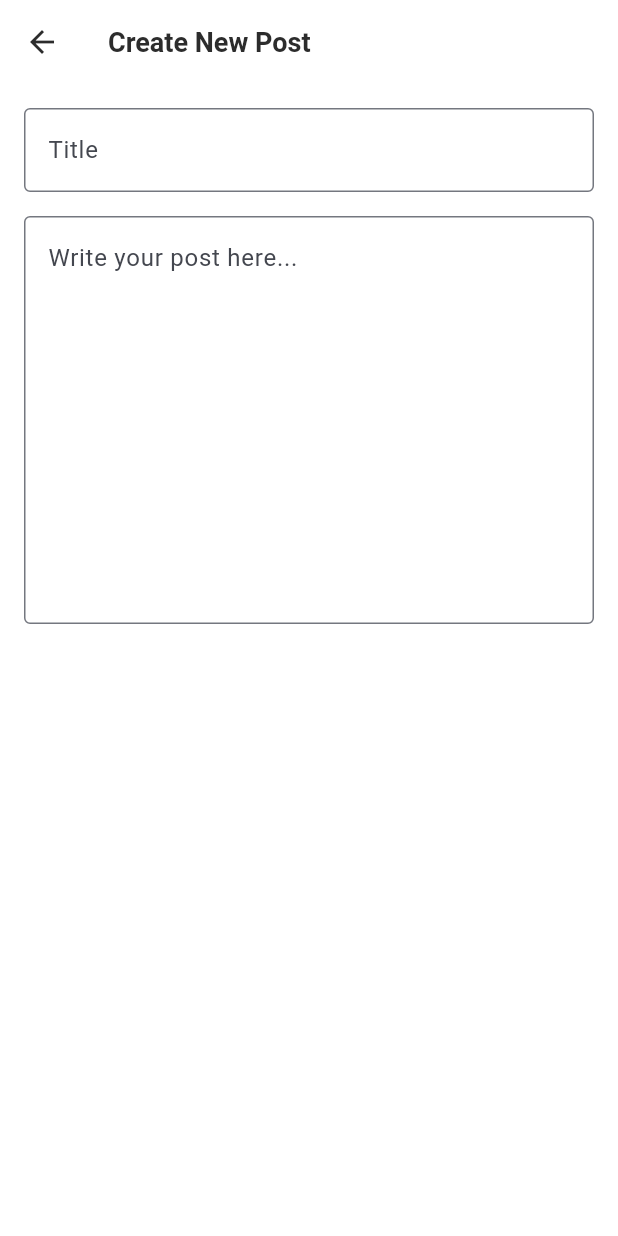
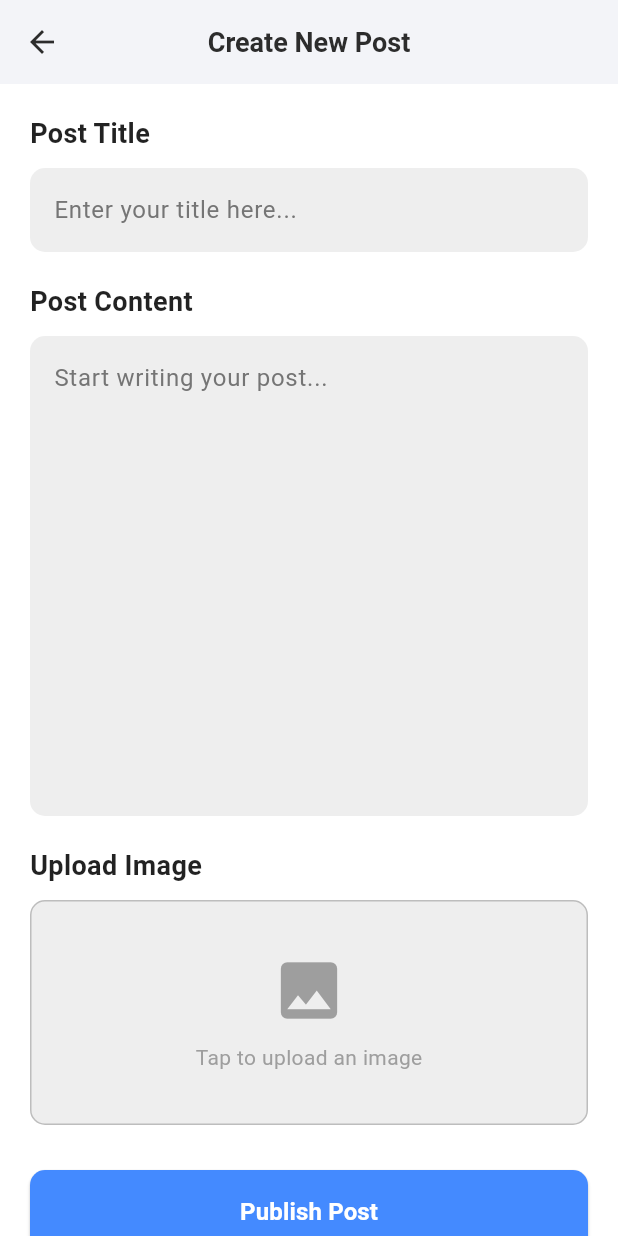
Before and after one commit to KelvinOvO/COMP3330-Cookpilot, a Flutter app: the PostBlogPage screen opened directly, on a phone screen of 412 x 824 dp. Run offline on Flutter 3.47's test engine with Material 3 defaults, Android fonts, the phone set to English and light mode, and no system bars; our stand-ins replace built_collection, built_value, cached_network_image, dio, flutter_cache_manager, flutter_dotenv and 2 more; missing offline and left inert: app_controller_client; network calls fail.

Commit message:
post_blog

```diff
--- a/lib/pages/post_blog.dart
+++ b/lib/pages/post_blog.dart
@@ -1,5 +1,6 @@
 // lib/pages/post_blog.dart
 import 'package:flutter/material.dart';
+
 class PostBlogPage extends StatelessWidget {
   const PostBlogPage({super.key});
 
@@ -7,32 +8,133 @@ class PostBlogPage extends StatelessWidget {
   Widget build(BuildContext context) {
     return Scaffold(
       appBar: AppBar(
-        title: const Text('Create New Post'),
+        title: const Text(
+          'Create New Post',
+          style: TextStyle(fontWeight: FontWeight.bold),
+        ),
         backgroundColor: Colors.white,
-        foregroundColor: const Color(0xFF1A1A1A),
-        elevation: 0,
+        foregroundColor: Colors.black,
+        elevation: 2,
+        centerTitle: true,
       ),
-      body: const Padding(
-        padding: EdgeInsets.all(16.0),
+      body: SingleChildScrollView(
+        child: Padding(
+          padding: const EdgeInsets.all(20.0),
           child: Column(
+            crossAxisAlignment: CrossAxisAlignment.start,
             children: [
+              const Text(
+                "Post Title",
+                style: TextStyle(
+                  fontSize: 18,
+                  fontWeight: FontWeight.w600,
+                  color: Colors.black87,
+                ),
+              ),
+              const SizedBox(height: 10),
               TextField(
                 decoration: InputDecoration(
-                hintText: 'Title',
-                border: OutlineInputBorder(),
+                  filled: true,
+                  fillColor: Colors.grey[200],
+                  hintText: 'Enter your title here...',
+                  hintStyle: TextStyle(color: Colors.grey[600]),
+                  border: OutlineInputBorder(
+                    borderRadius: BorderRadius.circular(10),
+                    borderSide: BorderSide.none,
                   ),
                 ),
-            SizedBox(height: 16),
+              ),
+              const SizedBox(height: 20),
+              const Text(
+                "Post Content",
+                style: TextStyle(
+                  fontSize: 18,
+                  fontWeight: FontWeight.w600,
+                  color: Colors.black87,
+                ),
+              ),
+              const SizedBox(height: 10),
               TextField(
-              maxLines: 10,
+                maxLines: 12,
                 decoration: InputDecoration(
-                hintText: 'Write your post here...',
-                border: OutlineInputBorder(),
+                  filled: true,
+                  fillColor: Colors.grey[200],
+                  hintText: 'Start writing your post...',
+                  hintStyle: TextStyle(color: Colors.grey[600]),
+                  border: OutlineInputBorder(
+                    borderRadius: BorderRadius.circular(10),
+                    borderSide: BorderSide.none,
+                  ),
+                ),
+              ),
+              const SizedBox(height: 20),
+              const Text(
+                "Upload Image",
+                style: TextStyle(
+                  fontSize: 18,
+                  fontWeight: FontWeight.w600,
+                  color: Colors.black87,
+                ),
+              ),
+              const SizedBox(height: 10),
+              GestureDetector(
+                onTap: () {
+                  // Trigger image selection logic (e.g., using image_picker package)
+                },
+                child: Container(
+                  height: 150,
+                  width: double.infinity,
+                  decoration: BoxDecoration(
+                    color: Colors.grey[200],
+                    borderRadius: BorderRadius.circular(10),
+                    border: Border.all(
+                      color: Colors.grey[400]!,
+                      width: 1,
+                    ),
+                  ),
+                  child: Center(
+                    child: Column(
+                      mainAxisAlignment: MainAxisAlignment.center,
+                      children: const [
+                        Icon(Icons.image, size: 50, color: Colors.grey),
+                        SizedBox(height: 10),
+                        Text(
+                          'Tap to upload an image',
+                          style: TextStyle(color: Colors.grey),
+                        ),
+                      ],
+                    ),
+                  ),
+                ),
+              ),
+              const SizedBox(height: 30),
+              SizedBox(
+                width: double.infinity,
+                child: ElevatedButton(
+                  onPressed: () {
+                    // Handle post submission
+                  },
+                  style: ElevatedButton.styleFrom(
+                    padding: const EdgeInsets.symmetric(vertical: 16),
+                    backgroundColor: Colors.blueAccent,
+                    shape: RoundedRectangleBorder(
+                      borderRadius: BorderRadius.circular(10),
+                    ),
+                  ),
+                  child: const Text(
+                    'Publish Post',
+                    style: TextStyle(
+                      fontSize: 16,
+                      fontWeight: FontWeight.bold,
+                      color: Colors.white,
+                    ),
+                  ),
                 ),
               ),
             ],
           ),
         ),
+      ),
     );
   }
 }
```
Lines whose indentation alone changed are shown as unchanged.
